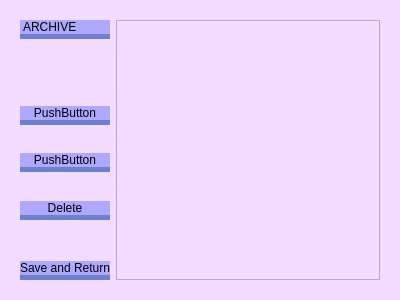
First picture: the form in project/secondwindow.ui, repository alexpolishchuck/KNU_year_2_semester_2, before the edit.
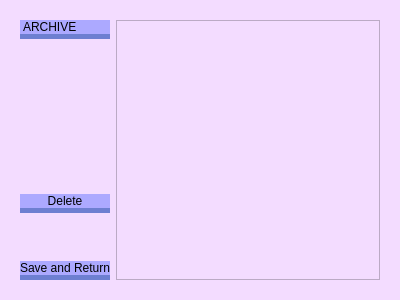
Second picture: the form after the edit.

Patch:
```diff
--- a/project/secondwindow.ui
+++ b/project/secondwindow.ui
@@ -63,21 +63,6 @@
             </property>
            </spacer>
           </item>
-          <item>
-           <widget class="QPushButton" name="pushButton_4">
-            <property name="styleSheet">
-             <string notr="true">font: 11pt &quot;Bodoni MT&quot;;
-background-color: rgb(172, 169, 255);
-border-radius: 10px;
-border-bottom-style:solid;
-border-bottom-width: 5px;
-border-bottom-color: rgb(109, 127, 209);</string>
-            </property>
-            <property name="text">
-             <string>PushButton</string>
-            </property>
-           </widget>
-          </item>
           <item>
            <spacer name="verticalSpacer">
             <property name="orientation">
@@ -91,21 +76,6 @@
             </property>
            </spacer>
           </item>
-          <item>
-           <widget class="QPushButton" name="pushButton_3">
-            <property name="styleSheet">
-             <string notr="true">font: 11pt &quot;Bodoni MT&quot;;
-background-color: rgb(172, 169, 255);
-border-radius: 10px;
-border-bottom-style:solid;
-border-bottom-width: 5px;
-border-bottom-color: rgb(109, 127, 209);</string>
-            </property>
-            <property name="text">
-             <string>PushButton</string>
-            </property>
-           </widget>
-          </item>
           <item>
            <spacer name="verticalSpacer_3">
             <property name="orientation">
```
